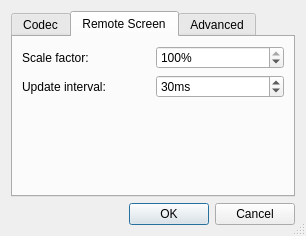
Above: source/client/ui/desktop_config_dialog.ui from dchapyshev/aspia before the change. Below: the same form after it.
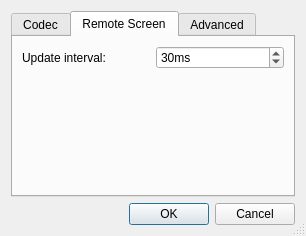
That is the form after the change. The open tabs and pages were chosen to show the change.

The edit to the form file:
```diff
--- a/source/client/ui/desktop_config_dialog.ui
+++ b/source/client/ui/desktop_config_dialog.ui
@@ -122,48 +122,16 @@
       <attribute name="title">
        <string>Remote Screen</string>
       </attribute>
-      <layout class="QVBoxLayout" name="verticalLayout_5">
+      <layout class="QVBoxLayout" name="verticalLayout">
        <item>
         <layout class="QHBoxLayout" name="horizontalLayout">
          <item>
-          <layout class="QVBoxLayout" name="verticalLayout_2">
-           <item>
-            <widget class="QLabel" name="label_scale_factor">
-             <property name="text">
-              <string>Scale factor:</string>
-             </property>
-            </widget>
-           </item>
-           <item>
             <widget class="QLabel" name="label_update_interval">
              <property name="text">
               <string>Update interval:</string>
              </property>
             </widget>
            </item>
-          </layout>
-         </item>
-         <item>
-          <layout class="QVBoxLayout" name="verticalLayout">
-           <item>
-            <widget class="QSpinBox" name="spin_scale_factor">
-             <property name="suffix">
-              <string notr="true">%</string>
-             </property>
-             <property name="minimum">
-              <number>50</number>
-             </property>
-             <property name="maximum">
-              <number>100</number>
-             </property>
-             <property name="singleStep">
-              <number>5</number>
-             </property>
-             <property name="value">
-              <number>100</number>
-             </property>
-            </widget>
-           </item>
            <item>
             <widget class="QSpinBox" name="spin_update_interval">
              <property name="suffix">
@@ -179,8 +147,6 @@
               <number>30</number>
              </property>
             </widget>
-           </item>
-          </layout>
          </item>
         </layout>
        </item>
```
Lines whose indentation alone changed are shown as unchanged.
